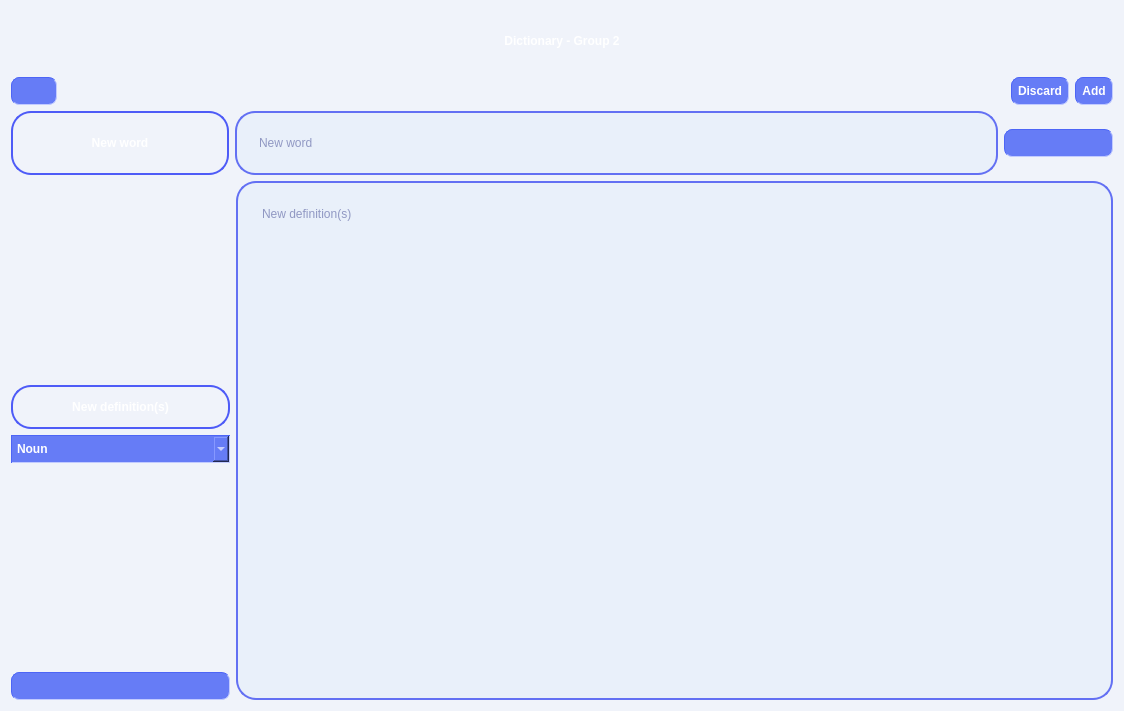
Before: the Qt Designer form addnewword.ui in OHonSam/CS163_Group2_Dictionary, drawn with Qt 5.
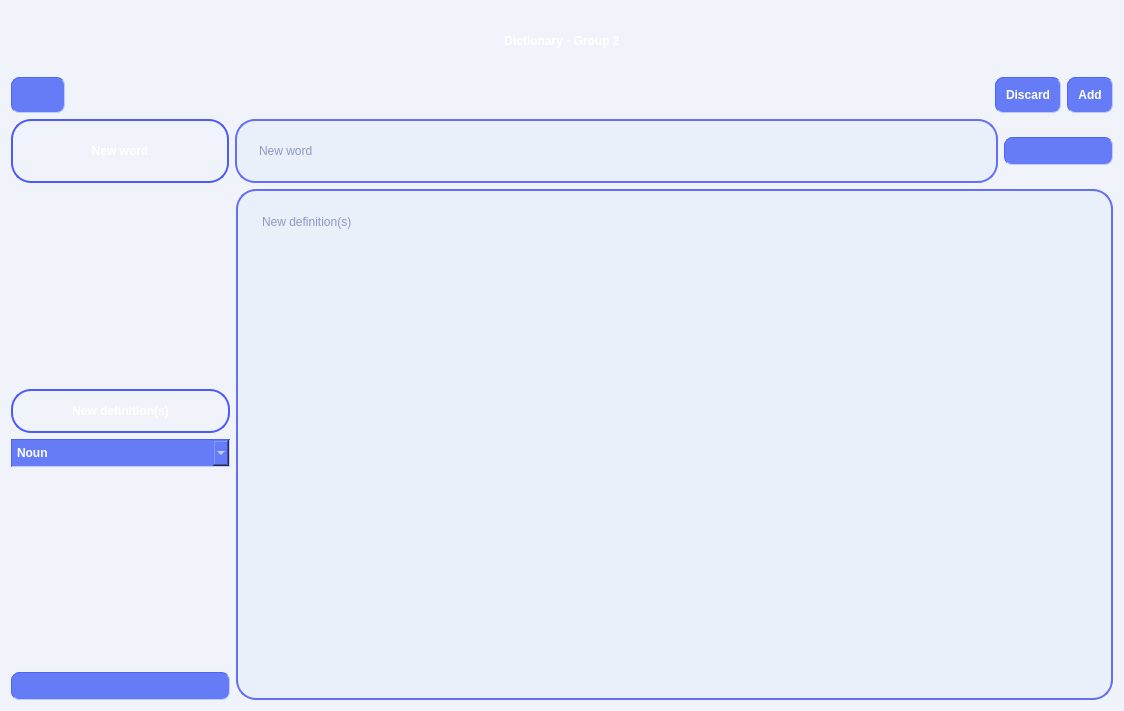
After: the same form once the commit is applied. Icons and pictures are not drawn.

Commit message: synchronize size of top buttons

```diff
--- a/addnewword.ui
+++ b/addnewword.ui
@@ -44,7 +44,7 @@
           <string>Go back</string>
          </property>
          <property name="styleSheet">
-          <string notr="true">padding: 6px;
+          <string notr="true">padding: 10px;
 border-color: rgb(77, 101, 246);
 border-width : 1px;
 border-style:inset;
@@ -54,7 +54,7 @@
 background-color: rgb(102, 124, 246);
 font: 11pt &quot;Comfortaa&quot;;
 font: bold;
-color: white;</string>
+color:white;</string>
          </property>
          <property name="text">
           <string/>
@@ -81,7 +81,7 @@
        <item>
         <widget class="QPushButton" name="pushButton_discard">
          <property name="styleSheet">
-          <string notr="true">padding: 6px;
+          <string notr="true">padding: 10px;
 border-color: rgb(77, 101, 246);
 border-width : 1px;
 border-style:inset;
@@ -91,7 +91,7 @@
 background-color: rgb(102, 124, 246);
 font: 11pt &quot;Comfortaa&quot;;
 font: bold;
-color: white;</string>
+color:white;</string>
          </property>
          <property name="text">
           <string>Discard</string>
@@ -101,7 +101,7 @@
        <item>
         <widget class="QPushButton" name="pushButton_add">
          <property name="styleSheet">
-          <string notr="true">padding: 6px;
+          <string notr="true">padding: 10px;
 border-color: rgb(77, 101, 246);
 border-width : 1px;
 border-style:inset;
@@ -111,7 +111,7 @@
 background-color: rgb(102, 124, 246);
 font: 11pt &quot;Comfortaa&quot;;
 font: bold;
-color: white;</string>
+color:white;</string>
          </property>
          <property name="text">
           <string>Add</string>
```
The commit also changes 5 other files.
